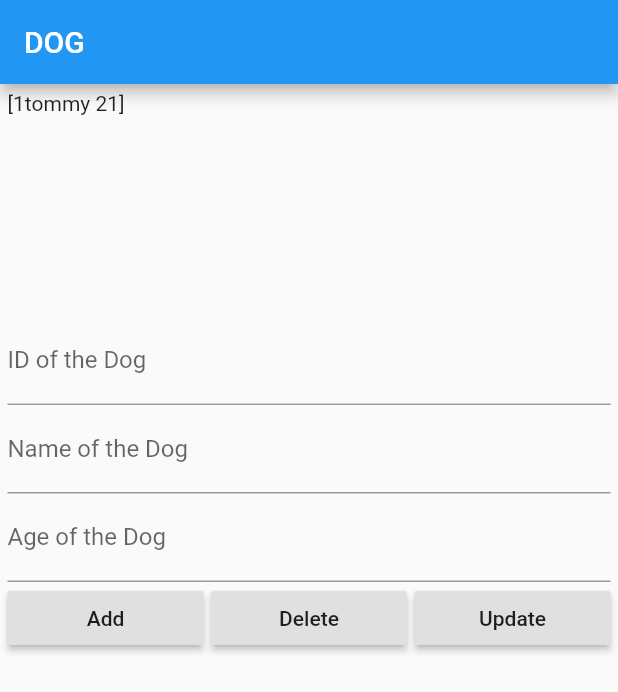
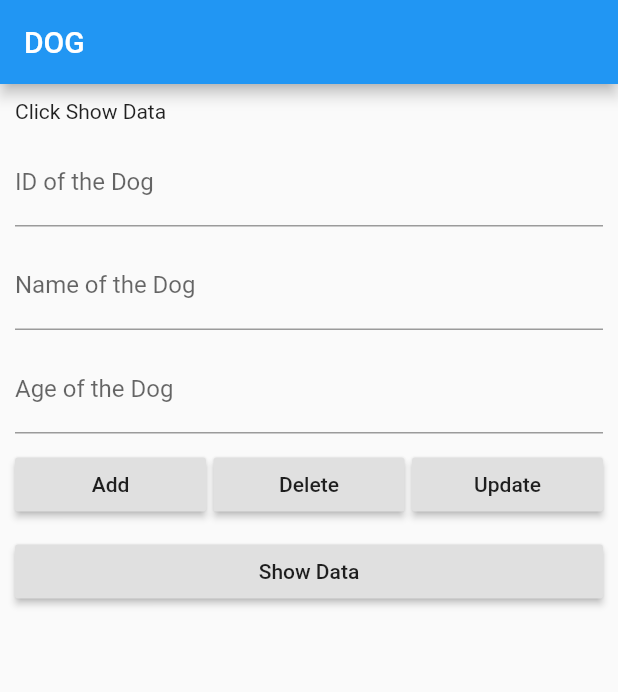
Before and after one commit to vaibhavcs99/Dog-Database, a Flutter app: the screen it shows after launch, after a tap on "Add", on a phone screen of 412 x 824 dp. Shown: the top 692 px of the screen. Run offline on Flutter 3.47's test engine with Material 2 defaults, Android fonts, the phone set to English and light mode, and no system bars; our stand-ins replace sqflite; accounts and stored records are empty.

Commit message:
Refactored App

```diff
--- a/lib/Dog.dart
+++ b/lib/Dog.dart
@@ -2,7 +2,7 @@ import 'package:flutter/material.dart';
 
 class Dog {
 
-  // int id;
+  int id;
   String name;
   int age;
 
--- a/lib/First.dart
+++ b/lib/First.dart
@@ -9,7 +9,7 @@ class First extends StatefulWidget {
 
 class _FirstState extends State<First> {
   DBhelper dBhelper = DBhelper();
-  String _changedData = 'fnkjd';
+  String _changedData = 'Click Show Data';
 
   TextEditingController nameController = TextEditingController();
   TextEditingController idController = TextEditingController();
@@ -25,26 +25,41 @@ class _FirstState extends State<First> {
       body: Padding(
           padding: EdgeInsets.all(_minSpace),
           child: ListView(children: [
-            Container(
-              width: 50,
-              height: 150,
-              child: Text(_changedData),
+            //Text view
+            Padding(
+              padding: EdgeInsets.all(_minSpace),
+              child: Wrap(
+                children: [
+                  Text(_changedData),
+                ],
+              ),
             ),
             //ID Field
-            TextField(
+            Padding(
+              padding: EdgeInsets.all(_minSpace),
+              child: TextField(
                   controller: idController,
                   decoration: InputDecoration(labelText: "ID of the Dog")),
+            ),
 
             //name Field
-            TextField(
+            Padding(
+              padding: EdgeInsets.all(_minSpace),
+              child: TextField(
                   controller: nameController,
                   decoration: InputDecoration(labelText: "Name of the Dog")),
+            ),
 
             //Age Field
-            TextField(
+            Padding(
+              padding: EdgeInsets.all(_minSpace),
+              child: TextField(
                   controller: ageController,
                   decoration: InputDecoration(labelText: "Age of the Dog")),
-            Row(
+            ),
+            Padding(
+              padding: EdgeInsets.all(_minSpace),
+              child: Row(
                 children: [
                   //InsertButton"
                   Expanded(
@@ -54,9 +69,11 @@ class _FirstState extends State<First> {
                           insertDog();
                         }),
                   ),
+
                   Container(
                     width: _minSpace,
                   ),
+
                   //DeleteButton"
                   Expanded(
                     child: RaisedButton(
@@ -65,6 +82,7 @@ class _FirstState extends State<First> {
                           deleteDogs();
                         }),
                   ),
+
                   Container(
                     width: _minSpace,
                   ),
@@ -76,9 +94,17 @@ class _FirstState extends State<First> {
                         onPressed: () {
                           updateDog();
                         }),
-                )
+                  ),
                 ],
               ),
+            ),
+            Padding(
+                padding: EdgeInsets.all(_minSpace),
+                child: RaisedButton(
+                    child: Text("Show Data"),
+                    onPressed: () {
+                      showData();
+                    }))
           ])),
     );
   }
@@ -95,18 +121,34 @@ class _FirstState extends State<First> {
     return list2;
   }
 
-  void insertDog() async {
-    await dBhelper.insertDog(Dog("tommy", 21));
-    setState(() {
-      debugPrint("********************");
-      getDogNames().then((value) => _changedData = value);
-    });
+  void insertDog() {
+    String name = nameController.text;
+    int age = int.parse(ageController.text);
+
+    dBhelper.insertDog(Dog(name, age));
+    showData();
   }
 
   void deleteDogs() {
     int number = int.parse(idController.text);
     if (number != null) dBhelper.deleteDogs(number);
+    showData();
   }
 
-  void updateDog() {}
+  void updateDog() {
+    String name = nameController.text;
+    int age = int.parse(ageController.text);
+    int id = int.parse(idController.text);
+
+    var dog = Dog(name, age);
+    dog.id = id;
+    dBhelper.updateDogs(dog);
+    showData();
   }
+
+  void showData() {
+    setState(() {
+      getDogNames().then((value) => _changedData = value);
+    });
+  }
+}
--- a/lib/db_helper.dart
+++ b/lib/db_helper.dart
@@ -22,7 +22,7 @@ class DBhelper {
   Future<void> insertDog(Dog dog) async {
     final Database db = await database;
 
-    db.insert('dogs', dog.toMap());
+    await db.insert('dogs', dog.toMap());
 
     // await db.rawInsert('INSERT INTO dogs(name,age) VALUES (${dog.name} , ${dog.age})');
   }
@@ -33,8 +33,7 @@ class DBhelper {
     List<Dog> list = List.generate(
         maps.length,
         (i) => Dog(
-              maps[i]['id'].toString() +
-              maps[i]['name'],
+              maps[i]['id'].toString() + " " + maps[i]['name'],
               maps[i]['age'],
             ));
 
@@ -43,8 +42,12 @@ class DBhelper {
 
   Future<void> deleteDogs(int newId) async {
     final Database db = await database;
-    await db.delete(
-      'dogs',where: "id=?",whereArgs: [newId]
-    );
+    await db.delete('dogs', where: "id=?", whereArgs: [newId]);
+  }
+
+  Future<void> updateDogs(Dog dog) async {
+    final Database db = await database;
+
+    await db.update('dogs', dog.toMap(), where: 'id=?', whereArgs: [dog.id]);
   }
 }
```
Lines whose indentation alone changed are shown as unchanged.
